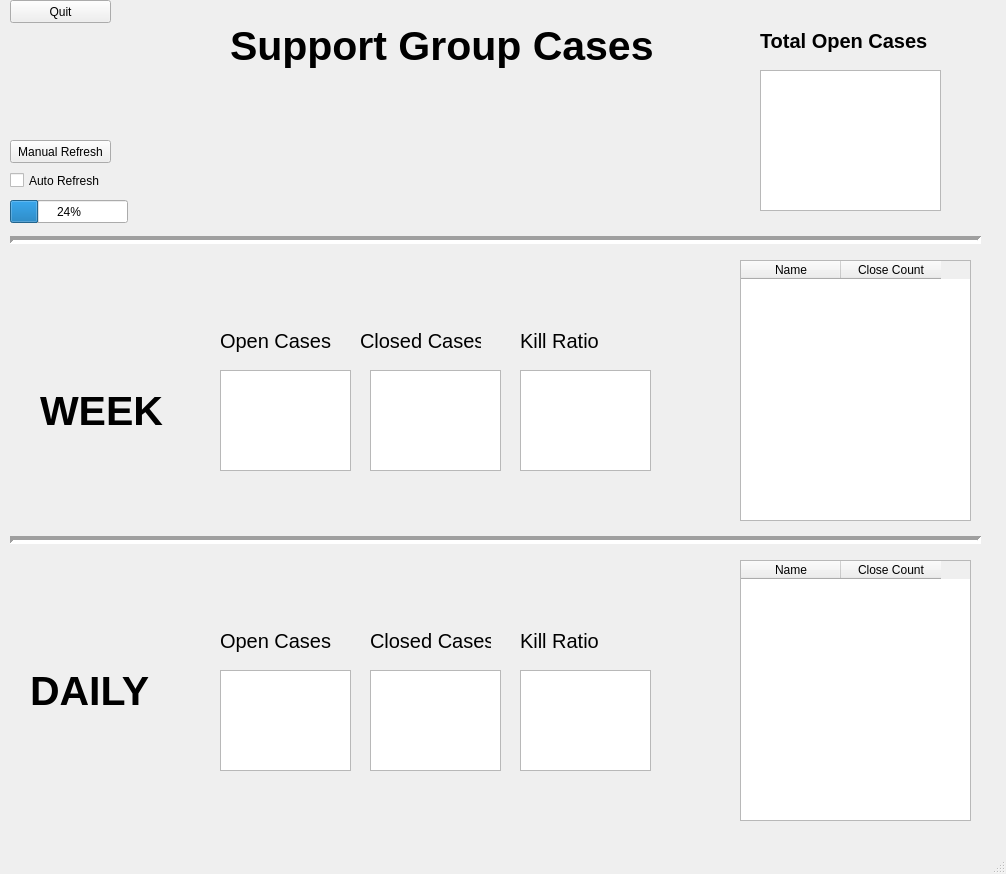
apollo1130/Dashboard1_PyQT, file app_gui.ui: the form before one commit.
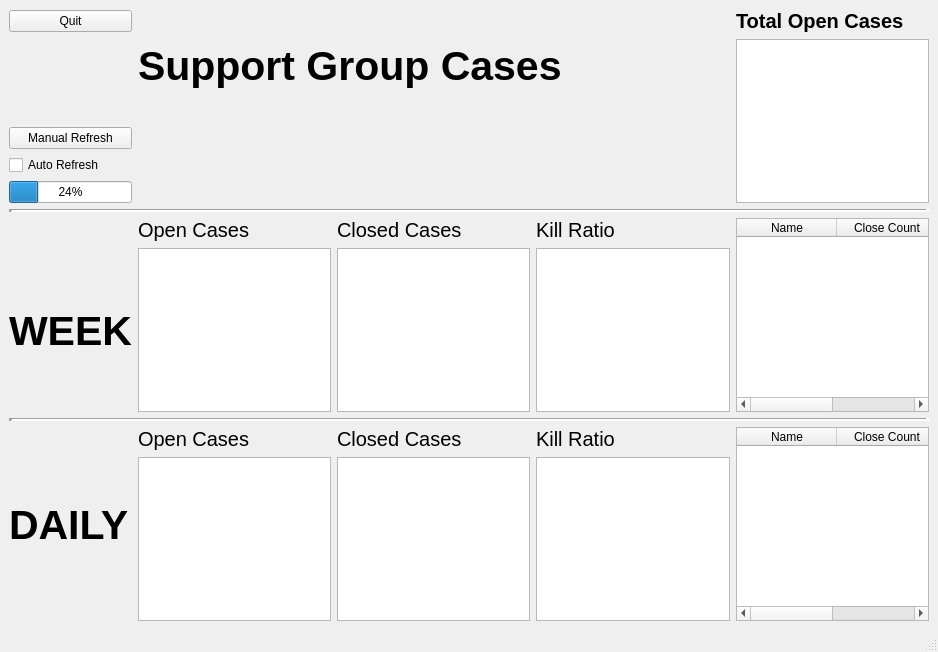
The form after the commit.

Commit message:
Refresh Button - Fills out fields
Pressing the manual refresh button now will retrieve
the total number of cases, the weekly and daily statistics
and will fill out their respective text edits in the GUI.

Made some slight name/font changes to the GUI app.

```diff
--- a/app_gui.ui
+++ b/app_gui.ui
@@ -6,23 +6,38 @@
    <rect>
     <x>0</x>
     <y>0</y>
-    <width>1006</width>
-    <height>874</height>
+    <width>938</width>
+    <height>652</height>
    </rect>
   </property>
   <property name="windowTitle">
    <string>MainWindow</string>
   </property>
   <widget class="QWidget" name="centralwidget">
+   <layout class="QGridLayout" name="gridLayout">
+    <item row="0" column="0">
+     <widget class="QPushButton" name="quit_pushButton">
+      <property name="text">
+       <string>Quit</string>
+      </property>
+     </widget>
+    </item>
+    <item row="0" column="1" rowspan="2" colspan="3">
+     <widget class="QLabel" name="support_group_cases_label">
+      <property name="font">
+       <font>
+        <pointsize>31</pointsize>
+        <weight>75</weight>
+        <bold>true</bold>
+       </font>
+      </property>
+      <property name="text">
+       <string>Support Group Cases</string>
+      </property>
+     </widget>
+    </item>
+    <item row="0" column="4">
    <widget class="QLabel" name="total_open_cases_label">
-    <property name="geometry">
-     <rect>
-      <x>760</x>
-      <y>20</y>
-      <width>191</width>
-      <height>41</height>
-     </rect>
-    </property>
     <property name="font">
      <font>
       <pointsize>15</pointsize>
@@ -34,18 +49,12 @@
      <string>Total Open Cases</string>
     </property>
    </widget>
+    </item>
+    <item row="1" column="4" rowspan="4">
    <widget class="QPlainTextEdit" name="total_open_cases_plainTextEdit">
-    <property name="geometry">
-     <rect>
-      <x>760</x>
-      <y>70</y>
-      <width>181</width>
-      <height>141</height>
-     </rect>
-    </property>
     <property name="font">
      <font>
-      <pointsize>16</pointsize>
+        <pointsize>65</pointsize>
       <weight>75</weight>
       <bold>true</bold>
      </font>
@@ -53,245 +62,34 @@
     <property name="readOnly">
      <bool>true</bool>
     </property>
-   </widget>
+      <property name="plainText">
+       <string/>
+      </property>
+     </widget>
+    </item>
+    <item row="2" column="0">
    <widget class="QPushButton" name="manual_refresh_pushButton">
-    <property name="geometry">
-     <rect>
-      <x>10</x>
-      <y>140</y>
-      <width>101</width>
-      <height>23</height>
-     </rect>
-    </property>
     <property name="text">
      <string>Manual Refresh</string>
     </property>
    </widget>
-   <widget class="QLabel" name="daily_open_cases_label">
-    <property name="geometry">
-     <rect>
-      <x>220</x>
-      <y>610</y>
-      <width>111</width>
-      <height>61</height>
-     </rect>
-    </property>
-    <property name="font">
-     <font>
-      <pointsize>15</pointsize>
-     </font>
-    </property>
-    <property name="text">
-     <string>Open Cases</string>
-    </property>
-   </widget>
-   <widget class="QLabel" name="daily_closed_cases_label">
-    <property name="geometry">
-     <rect>
-      <x>370</x>
-      <y>610</y>
-      <width>121</width>
-      <height>61</height>
-     </rect>
-    </property>
-    <property name="font">
-     <font>
-      <pointsize>15</pointsize>
-     </font>
-    </property>
-    <property name="text">
-     <string>Closed Cases</string>
-    </property>
-   </widget>
-   <widget class="QLabel" name="daily_kill_ratio_label">
-    <property name="geometry">
-     <rect>
-      <x>520</x>
-      <y>610</y>
-      <width>91</width>
-      <height>61</height>
-     </rect>
-    </property>
-    <property name="font">
-     <font>
-      <pointsize>15</pointsize>
-     </font>
-    </property>
-    <property name="text">
-     <string>Kill Ratio</string>
-    </property>
-   </widget>
-   <widget class="QLabel" name="daily_label">
-    <property name="geometry">
-     <rect>
-      <x>30</x>
-      <y>660</y>
-      <width>141</width>
-      <height>61</height>
-     </rect>
-    </property>
-    <property name="font">
-     <font>
-      <pointsize>31</pointsize>
-      <weight>75</weight>
-      <bold>true</bold>
-     </font>
-    </property>
-    <property name="text">
-     <string>DAILY</string>
-    </property>
-   </widget>
-   <widget class="QLabel" name="week_label">
-    <property name="geometry">
-     <rect>
-      <x>40</x>
-      <y>380</y>
-      <width>131</width>
-      <height>61</height>
-     </rect>
-    </property>
-    <property name="font">
-     <font>
-      <pointsize>31</pointsize>
-      <weight>75</weight>
-      <bold>true</bold>
-     </font>
-    </property>
-    <property name="text">
-     <string>WEEK</string>
-    </property>
-   </widget>
-   <widget class="QPlainTextEdit" name="daily_open_cases_plainTextEdit">
-    <property name="geometry">
-     <rect>
-      <x>220</x>
-      <y>670</y>
-      <width>131</width>
-      <height>101</height>
-     </rect>
-    </property>
-    <property name="font">
-     <font>
-      <pointsize>16</pointsize>
-      <weight>75</weight>
-      <bold>true</bold>
-     </font>
-    </property>
-    <property name="readOnly">
-     <bool>true</bool>
-    </property>
-   </widget>
-   <widget class="QPlainTextEdit" name="daily_closed_cases_plainTextEdit">
-    <property name="geometry">
-     <rect>
-      <x>370</x>
-      <y>670</y>
-      <width>131</width>
-      <height>101</height>
-     </rect>
-    </property>
-    <property name="font">
-     <font>
-      <pointsize>16</pointsize>
-      <weight>75</weight>
-      <bold>true</bold>
-     </font>
-    </property>
-    <property name="readOnly">
-     <bool>true</bool>
-    </property>
-   </widget>
-   <widget class="QPlainTextEdit" name="daily_kill_ratio_plainTextEdit">
-    <property name="geometry">
-     <rect>
-      <x>520</x>
-      <y>670</y>
-      <width>131</width>
-      <height>101</height>
-     </rect>
-    </property>
-    <property name="font">
-     <font>
-      <pointsize>16</pointsize>
-      <weight>75</weight>
-      <bold>true</bold>
-     </font>
-    </property>
-    <property name="readOnly">
-     <bool>true</bool>
-    </property>
-   </widget>
+    </item>
+    <item row="3" column="0">
    <widget class="QCheckBox" name="auto_refresh_checkBox">
-    <property name="geometry">
-     <rect>
-      <x>10</x>
-      <y>170</y>
-      <width>91</width>
-      <height>21</height>
-     </rect>
-    </property>
     <property name="text">
      <string>Auto Refresh</string>
     </property>
    </widget>
+    </item>
+    <item row="4" column="0">
    <widget class="QProgressBar" name="auto_refresh_progressBar">
-    <property name="geometry">
-     <rect>
-      <x>10</x>
-      <y>200</y>
-      <width>118</width>
-      <height>23</height>
-     </rect>
-    </property>
     <property name="value">
      <number>24</number>
     </property>
    </widget>
-   <widget class="QPushButton" name="quit_pushButton">
-    <property name="geometry">
-     <rect>
-      <x>10</x>
-      <y>0</y>
-      <width>101</width>
-      <height>23</height>
-     </rect>
-    </property>
-    <property name="text">
-     <string>Quit</string>
-    </property>
-   </widget>
-   <widget class="Line" name="line">
-    <property name="geometry">
-     <rect>
-      <x>10</x>
-      <y>530</y>
-      <width>971</width>
-      <height>21</height>
-     </rect>
-    </property>
-    <property name="font">
-     <font>
-      <pointsize>12</pointsize>
-      <weight>75</weight>
-      <bold>true</bold>
-     </font>
-    </property>
-    <property name="lineWidth">
-     <number>4</number>
-    </property>
-    <property name="orientation">
-     <enum>Qt::Horizontal</enum>
-    </property>
-   </widget>
+    </item>
+    <item row="5" column="0" colspan="5">
    <widget class="Line" name="line_2">
-    <property name="geometry">
-     <rect>
-      <x>10</x>
-      <y>230</y>
-      <width>971</width>
-      <height>21</height>
-     </rect>
-    </property>
     <property name="font">
      <font>
       <pointsize>12</pointsize>
@@ -306,35 +104,9 @@
      <enum>Qt::Horizontal</enum>
     </property>
    </widget>
-   <widget class="QTableWidget" name="daily_table">
-    <property name="geometry">
-     <rect>
-      <x>740</x>
-      <y>560</y>
-      <width>231</width>
-      <height>261</height>
-     </rect>
-    </property>
-    <column>
-     <property name="text">
-      <string>Name</string>
-     </property>
-    </column>
-    <column>
-     <property name="text">
-      <string>Close Count</string>
-     </property>
-    </column>
-   </widget>
+    </item>
+    <item row="6" column="1">
    <widget class="QLabel" name="week_open_cases_label">
-    <property name="geometry">
-     <rect>
-      <x>220</x>
-      <y>310</y>
-      <width>111</width>
-      <height>61</height>
-     </rect>
-    </property>
     <property name="font">
      <font>
       <pointsize>15</pointsize>
@@ -344,35 +116,9 @@
      <string>Open Cases</string>
     </property>
    </widget>
-   <widget class="QPlainTextEdit" name="week_open_cases_plainTextEdit">
-    <property name="geometry">
-     <rect>
-      <x>220</x>
-      <y>370</y>
-      <width>131</width>
-      <height>101</height>
-     </rect>
-    </property>
-    <property name="font">
-     <font>
-      <pointsize>16</pointsize>
-      <weight>75</weight>
-      <bold>true</bold>
-     </font>
-    </property>
-    <property name="readOnly">
-     <bool>true</bool>
-    </property>
-   </widget>
+    </item>
+    <item row="6" column="2">
    <widget class="QLabel" name="week_closed_cases_label">
-    <property name="geometry">
-     <rect>
-      <x>360</x>
-      <y>310</y>
-      <width>121</width>
-      <height>61</height>
-     </rect>
-    </property>
     <property name="font">
      <font>
       <pointsize>15</pointsize>
@@ -382,35 +128,9 @@
      <string>Closed Cases</string>
     </property>
    </widget>
-   <widget class="QPlainTextEdit" name="week_closed_cases_plainTextEdit">
-    <property name="geometry">
-     <rect>
-      <x>370</x>
-      <y>370</y>
-      <width>131</width>
-      <height>101</height>
-     </rect>
-    </property>
-    <property name="font">
-     <font>
-      <pointsize>16</pointsize>
-      <weight>75</weight>
-      <bold>true</bold>
-     </font>
-    </property>
-    <property name="readOnly">
-     <bool>true</bool>
-    </property>
-   </widget>
+    </item>
+    <item row="6" column="3">
    <widget class="QLabel" name="week_kill_ratio_label">
-    <property name="geometry">
-     <rect>
-      <x>520</x>
-      <y>310</y>
-      <width>91</width>
-      <height>61</height>
-     </rect>
-    </property>
     <property name="font">
      <font>
       <pointsize>15</pointsize>
@@ -420,15 +140,9 @@
      <string>Kill Ratio</string>
     </property>
    </widget>
+    </item>
+    <item row="6" column="4" rowspan="2">
    <widget class="QTableWidget" name="week_table">
-    <property name="geometry">
-     <rect>
-      <x>740</x>
-      <y>260</y>
-      <width>231</width>
-      <height>261</height>
-     </rect>
-    </property>
     <column>
      <property name="text">
       <string>Name</string>
@@ -440,18 +154,57 @@
      </property>
     </column>
    </widget>
+    </item>
+    <item row="7" column="0">
+     <widget class="QLabel" name="week_label">
+      <property name="font">
+       <font>
+        <pointsize>31</pointsize>
+        <weight>75</weight>
+        <bold>true</bold>
+       </font>
+      </property>
+      <property name="text">
+       <string>WEEK</string>
+      </property>
+     </widget>
+    </item>
+    <item row="7" column="1">
+     <widget class="QPlainTextEdit" name="week_open_cases_plainTextEdit">
+      <property name="font">
+       <font>
+        <pointsize>45</pointsize>
+        <weight>75</weight>
+        <bold>true</bold>
+       </font>
+      </property>
+      <property name="readOnly">
+       <bool>true</bool>
+      </property>
+      <property name="plainText">
+       <string/>
+      </property>
+     </widget>
+    </item>
+    <item row="7" column="2">
+     <widget class="QPlainTextEdit" name="week_closed_cases_plainTextEdit">
+      <property name="font">
+       <font>
+        <pointsize>45</pointsize>
+        <weight>75</weight>
+        <bold>true</bold>
+       </font>
+      </property>
+      <property name="readOnly">
+       <bool>true</bool>
+      </property>
+     </widget>
+    </item>
+    <item row="7" column="3">
    <widget class="QPlainTextEdit" name="week_kill_ratio_plainTextEdit">
-    <property name="geometry">
-     <rect>
-      <x>520</x>
-      <y>370</y>
-      <width>131</width>
-      <height>101</height>
-     </rect>
-    </property>
     <property name="font">
      <font>
-      <pointsize>16</pointsize>
+        <pointsize>45</pointsize>
       <weight>75</weight>
       <bold>true</bold>
      </font>
@@ -459,16 +212,30 @@
     <property name="readOnly">
      <bool>true</bool>
     </property>
-   </widget>
-   <widget class="QLabel" name="support_group_cases_label">
-    <property name="geometry">
-     <rect>
-      <x>230</x>
-      <y>0</y>
-      <width>451</width>
-      <height>91</height>
-     </rect>
-    </property>
+      <property name="plainText">
+       <string/>
+      </property>
+     </widget>
+    </item>
+    <item row="8" column="0" colspan="5">
+     <widget class="Line" name="line">
+      <property name="font">
+       <font>
+        <pointsize>12</pointsize>
+        <weight>75</weight>
+        <bold>true</bold>
+       </font>
+      </property>
+      <property name="lineWidth">
+       <number>4</number>
+      </property>
+      <property name="orientation">
+       <enum>Qt::Horizontal</enum>
+      </property>
+     </widget>
+    </item>
+    <item row="9" column="0" rowspan="2">
+     <widget class="QLabel" name="daily_label">
     <property name="font">
      <font>
       <pointsize>31</pointsize>
@@ -477,9 +244,103 @@
      </font>
     </property>
     <property name="text">
-     <string>Support Group Cases</string>
-    </property>
-   </widget>
+       <string>DAILY</string>
+      </property>
+     </widget>
+    </item>
+    <item row="9" column="1">
+     <widget class="QLabel" name="daily_open_cases_label">
+      <property name="font">
+       <font>
+        <pointsize>15</pointsize>
+       </font>
+      </property>
+      <property name="text">
+       <string>Open Cases</string>
+      </property>
+     </widget>
+    </item>
+    <item row="9" column="2">
+     <widget class="QLabel" name="daily_closed_cases_label">
+      <property name="font">
+       <font>
+        <pointsize>15</pointsize>
+       </font>
+      </property>
+      <property name="text">
+       <string>Closed Cases</string>
+      </property>
+     </widget>
+    </item>
+    <item row="9" column="3">
+     <widget class="QLabel" name="daily_kill_ratio_label">
+      <property name="font">
+       <font>
+        <pointsize>15</pointsize>
+       </font>
+      </property>
+      <property name="text">
+       <string>Kill Ratio</string>
+      </property>
+     </widget>
+    </item>
+    <item row="9" column="4" rowspan="2">
+     <widget class="QTableWidget" name="daily_table">
+      <column>
+       <property name="text">
+        <string>Name</string>
+       </property>
+      </column>
+      <column>
+       <property name="text">
+        <string>Close Count</string>
+       </property>
+      </column>
+     </widget>
+    </item>
+    <item row="10" column="1">
+     <widget class="QPlainTextEdit" name="today_open_cases_plainTextEdit">
+      <property name="font">
+       <font>
+        <pointsize>45</pointsize>
+        <weight>75</weight>
+        <bold>true</bold>
+       </font>
+      </property>
+      <property name="readOnly">
+       <bool>true</bool>
+      </property>
+     </widget>
+    </item>
+    <item row="10" column="2">
+     <widget class="QPlainTextEdit" name="today_closed_cases_plainTextEdit">
+      <property name="font">
+       <font>
+        <pointsize>45</pointsize>
+        <weight>75</weight>
+        <bold>true</bold>
+       </font>
+      </property>
+      <property name="readOnly">
+       <bool>true</bool>
+      </property>
+     </widget>
+    </item>
+    <item row="10" column="3">
+     <widget class="QPlainTextEdit" name="today_kill_ratio_plainTextEdit">
+      <property name="font">
+       <font>
+        <pointsize>45</pointsize>
+        <weight>75</weight>
+        <bold>true</bold>
+       </font>
+      </property>
+      <property name="readOnly">
+       <bool>true</bool>
+      </property>
+     </widget>
+    </item>
+   </layout>
   </widget>
   <widget class="QMenuBar" name="menubar">
    <property name="geometry">
```
Left out of the diff: 4 changed lines with no effect on the pictures. Lines whose indentation alone changed are shown as unchanged. The commit also changes 2 other files.
